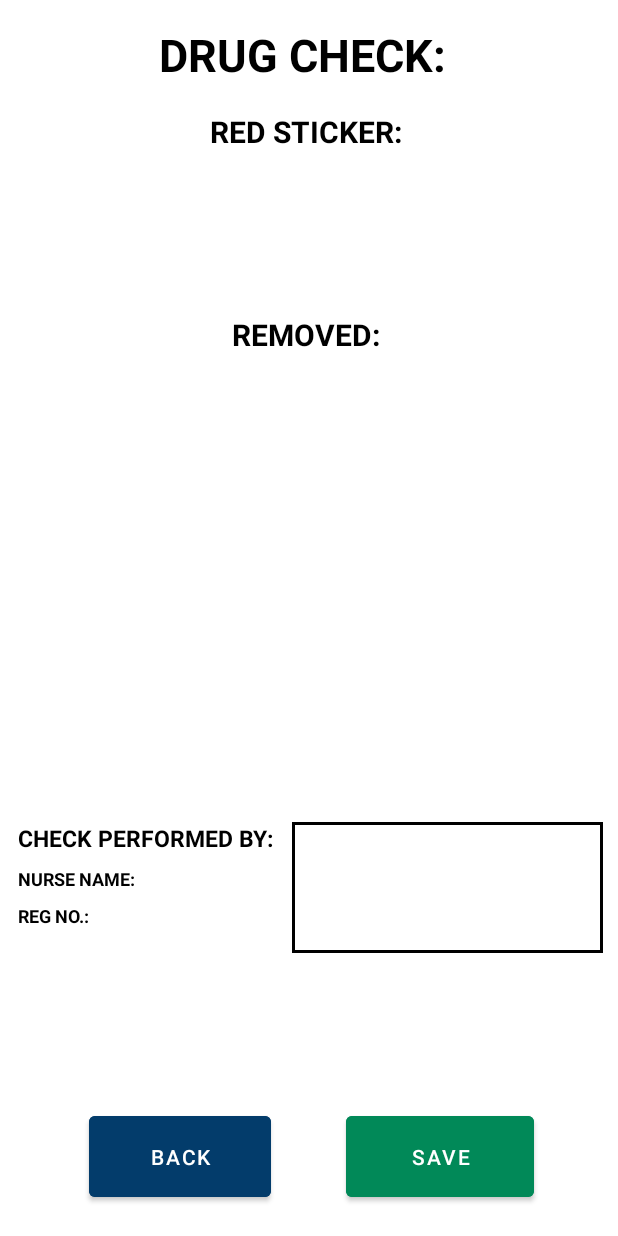
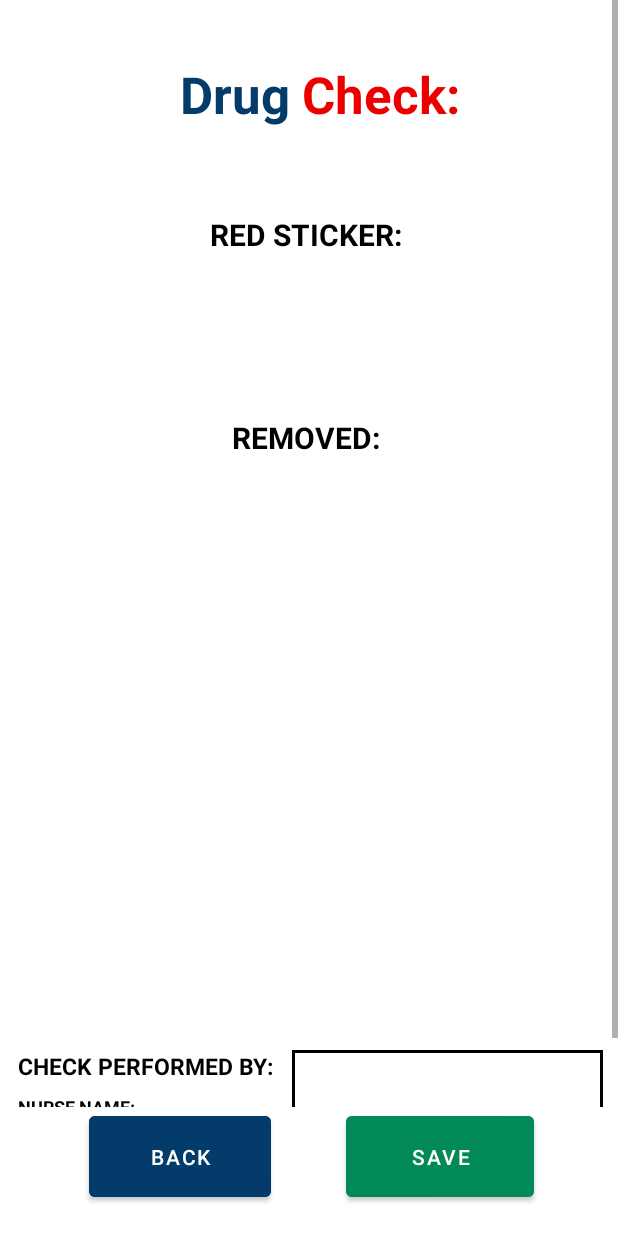
Before and after one commit to Egor-Leleka/Mediphix-MobileApp, an Android app: the layout drug_check_finalize_page.xml on its own in the app's theme, with its tools: preview values and no code run, on a phone screen of 412 x 824 dp. Run offline under Robolectric (Android 15) with nearby library versions, the phone set to English and light mode, and no system bars.

Commit message:
1. Splash screen changes 2. Drug check title changes 3. Manage check sorting by check date

```diff
--- a/app/src/main/java/com/example/mediphix_app/CheckHistory.kt
+++ b/app/src/main/java/com/example/mediphix_app/CheckHistory.kt
@@ -19,7 +19,7 @@ class CheckHistory : Fragment(R.layout.check_history_page)  {
     private var drugList = mutableListOf<Drugs>()
     private lateinit var adapter: ChecksAdapter
 
-    private val originalCheckList = mutableListOf<Checks>()
+    private var originalCheckList = mutableListOf<Checks>()
 
     override fun onCreateView(
         inflater: LayoutInflater,
@@ -122,6 +122,7 @@ class CheckHistory : Fragment(R.layout.check_history_page)  {
                             originalCheckList.add(Checks(regNumber, firstName, lastName, storageLocation, checkDate, imageUrl, currentDrugList))
                         }
                     }
+                    originalCheckList = originalCheckList.sortedByDescending { it.checkDate } as MutableList<Checks>
                     adapter.updateList(originalCheckList)
                 } else {
                     Toast.makeText(requireContext(), "No Checks Info", Toast.LENGTH_SHORT).show()
--- a/app/src/main/java/com/example/mediphix_app/DrugCheckFinalize.kt
+++ b/app/src/main/java/com/example/mediphix_app/DrugCheckFinalize.kt
@@ -68,7 +68,8 @@ class DrugCheckFinalize : Fragment(R.layout.drug_check_finalize_page) {
         var roomDrugList = medTrack.roomDrugList
         var selectedRoomForCheck = medTrack.selectedRoomForCheck.toString().uppercase()
         var nurseData = medTrack.currentNurseDetail
-        binding.roomName.text = "DRUG CHECK - $selectedRoomForCheck"
+        binding.roomName.text = selectedRoomForCheck.split(" ")[0]
+        binding.roomNam3.text = selectedRoomForCheck.split(" ")[1]
         binding.nurseFullNameTextView.text = "NURSE NAME: ${nurseData?.firstName.toString().uppercase()} ${nurseData?.lastName.toString().uppercase()}"
         binding.nurseRegNoTextView.text = "REG NO.: ${nurseData?.regNumber.toString()}"
 
@@ -80,9 +81,9 @@ class DrugCheckFinalize : Fragment(R.layout.drug_check_finalize_page) {
 
         binding.SaveBtn.setOnClickListener {
 
-            binding.myProgressBar.visibility = View.VISIBLE
             it.isEnabled = false
             binding.backBtn.isEnabled = false
+            Toast.makeText(requireContext(), "Saving check details", Toast.LENGTH_SHORT).show()
 
             if (redStickerDrugList.isNullOrEmpty() && removedDrugList.isNullOrEmpty()){
                 Toast.makeText(requireContext(), "No Drugs Available", Toast.LENGTH_SHORT).show()
@@ -177,19 +178,9 @@ class DrugCheckFinalize : Fragment(R.layout.drug_check_finalize_page) {
                         Toast.makeText(requireContext(), "Failed to get download URL: ${it.message}", Toast.LENGTH_LONG).show()
                     }
                 }
-
             }
-
-            hideLoading()
         }
         return root
-    }
-
-
-    private fun hideLoading() {
-        binding.myProgressBar.visibility = View.GONE
-        binding.backBtn.isEnabled = true
-        binding.SaveBtn.isEnabled= true
     }
 
     private fun showPopUp() {
--- a/app/src/main/java/com/example/mediphix_app/DrugCheckRoom.kt
+++ b/app/src/main/java/com/example/mediphix_app/DrugCheckRoom.kt
@@ -133,7 +133,6 @@ class DrugCheckRoom : Fragment(R.layout.drug_check_room_page) {
                     filteredList.add(drug)
                 }
             }
-            filteredList.sortByDescending {it.expiryDate}
             originalDrugList = filteredList
             roomDrugList = filteredList
             medTrack.roomDrugList = filteredList
--- a/app/src/main/java/com/example/mediphix_app/ManageChecks.kt
+++ b/app/src/main/java/com/example/mediphix_app/ManageChecks.kt
@@ -20,7 +20,7 @@ class ManageChecks : Fragment(R.layout.manage_checks_page) {
     private var drugList = mutableListOf<Drugs>()
     private lateinit var adapter: ChecksAdapter
 
-    private val originalCheckList = mutableListOf<Checks>()
+    private var originalCheckList = mutableListOf<Checks>()
 
     override fun onCreateView(
         inflater: LayoutInflater,
@@ -70,6 +70,7 @@ class ManageChecks : Fragment(R.layout.manage_checks_page) {
 
                         originalCheckList.add(Checks(regNumber, firstName, lastName, storageLocation, checkDate, imageUrl, currentDrugList))
                     }
+                    originalCheckList = originalCheckList.sortedByDescending { it.checkDate } as MutableList<Checks>
                     adapter.updateList(originalCheckList)
                 } else {
                     Toast.makeText(requireContext(), "No Checks Info", Toast.LENGTH_SHORT).show()
--- a/app/src/main/res/layout/drug_check_finalize_page.xml
+++ b/app/src/main/res/layout/drug_check_finalize_page.xml
@@ -16,17 +16,53 @@
             android:layout_height="match_parent">
 
             <TextView
+                android:id="@+id/room_name1"
+                android:layout_width="wrap_content"
+                android:layout_height="wrap_content"
+                android:layout_marginStart="120dp"
+                android:layout_marginTop="40dp"
+                android:text="Drug"
+                android:textColor="@color/mediphix_darkblue"
+                android:textSize="34sp"
+                android:textStyle="bold"
+                app:layout_constraintStart_toStartOf="parent"
+                app:layout_constraintTop_toTopOf="parent" />
+
+            <TextView
+                android:id="@+id/room_name2"
+                android:layout_width="wrap_content"
+                android:layout_height="wrap_content"
+                android:layout_marginStart="8dp"
+                android:layout_marginTop="40dp"
+                android:text="Check:"
+                android:textColor="@color/mediphix_red"
+                android:textSize="34sp"
+                android:textStyle="bold"
+                app:layout_constraintStart_toEndOf="@+id/room_name1"
+                app:layout_constraintTop_toTopOf="parent" />
+
+            <TextView
                 android:id="@+id/room_name"
                 android:layout_width="wrap_content"
                 android:layout_height="wrap_content"
-                android:layout_marginTop="16dp"
-                android:text="DRUG CHECK: "
-                android:textColor="@color/black"
-                android:textSize="30sp"
+                android:layout_marginStart="120dp"
+                android:layout_marginTop="80dp"
+                android:textColor="@color/mediphix_darkblue"
+                android:textSize="34sp"
                 android:textStyle="bold"
-                app:layout_constraintEnd_toEndOf="parent"
-                app:layout_constraintHorizontal_bias="0.497"
                 app:layout_constraintStart_toStartOf="parent"
+                app:layout_constraintTop_toTopOf="parent" />
+
+            <TextView
+                android:id="@+id/room_nam3"
+                android:layout_width="wrap_content"
+                android:layout_height="wrap_content"
+                android:layout_marginTop="80dp"
+                android:layout_marginStart="8dp"
+                android:textColor="@color/mediphix_red"
+                android:textSize="34sp"
+                android:textStyle="bold"
+                app:layout_constraintStart_toEndOf="@+id/room_name"
                 app:layout_constraintTop_toTopOf="parent" />
 
             <TextView
@@ -62,7 +98,7 @@
                 android:layout_width="wrap_content"
                 android:layout_height="wrap_content"
                 android:layout_marginStart="12dp"
-                android:layout_marginTop="548dp"
+                android:layout_marginTop="700dp"
                 android:text="CHECK PERFORMED BY: "
                 android:textColor="@color/black"
                 android:textSize="15sp"
@@ -115,7 +151,7 @@
             <FrameLayout
                 android:layout_width="wrap_content"
                 android:layout_height="wrap_content"
-                android:layout_marginTop="548dp"
+                android:layout_marginTop="700dp"
                 app:layout_constraintEnd_toEndOf="parent"
                 app:layout_constraintHorizontal_bias="0.428"
                 app:layout_constraintStart_toEndOf="@+id/checkPerformed_textView"
@@ -164,11 +200,6 @@
             android:backgroundTint="#018958"
             android:text="SAVE" />
 
-        <ProgressBar
-            android:id="@+id/myProgressBar"
-            android:layout_width="wrap_content"
-            android:layout_height="wrap_content"
-            android:visibility="gone" />
     </RelativeLayout>
 
 </RelativeLayout>
--- a/app/src/main/res/values-night/themes.xml
+++ b/app/src/main/res/values-night/themes.xml
@@ -17,7 +17,7 @@
     <!-- Splash theme. -->
     <style name="Theme.Mediphix_App.SplashScreen" parent="Theme.SplashScreen">
         <item name="windowSplashScreenBackground">@color/black</item>
-        <item name="windowSplashScreenAnimatedIcon">@drawable/medtrack180</item>
+        <item name="windowSplashScreenAnimatedIcon">@drawable/splashlogo</item>
         <item name="postSplashScreenTheme">@style/Theme.Mediphix_App</item>
     </style>
 </resources>
--- a/app/src/main/res/values/themes.xml
+++ b/app/src/main/res/values/themes.xml
@@ -17,7 +17,7 @@
     <!-- Splash theme. -->
     <style name="Theme.Mediphix_App.SplashScreen" parent="Theme.SplashScreen">
         <item name="windowSplashScreenBackground">@color/white</item>
-        <item name="windowSplashScreenAnimatedIcon">@drawable/medtrack180</item>
+        <item name="windowSplashScreenAnimatedIcon">@drawable/splashlogo</item>
         <item name="postSplashScreenTheme">@style/Theme.Mediphix_App</item>
     </style>
 </resources>
```
Also changed, not shown: app/src/main/res/drawable/splashlogo.png (added).
